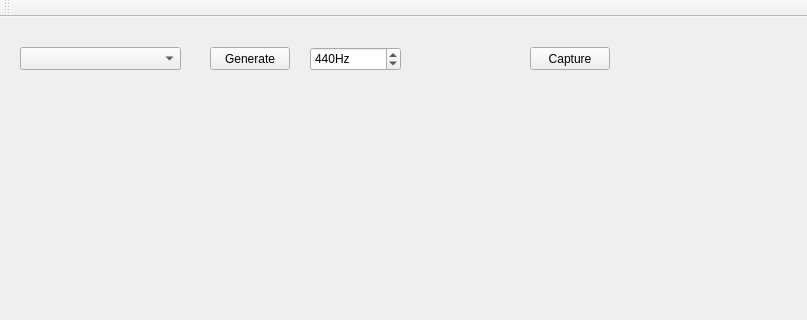
Old version of the form mainwindow.ui in the repository polovik/asa; both pictures show x 0 to 807 and y 0 to 320 of the 807 by 490 pixel window.
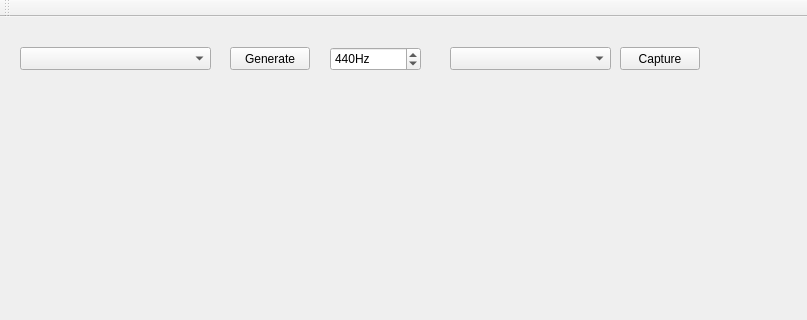
New version of the form. Custom widgets are drawn as their Qt base class.

Commit message: Enumerate audio input devices.

What changed in the file:
```diff
--- a/mainwindow.ui
+++ b/mainwindow.ui
@@ -17,7 +17,7 @@
    <widget class="QPushButton" name="buttonGenerate">
     <property name="geometry">
      <rect>
-      <x>210</x>
+      <x>230</x>
       <y>30</y>
       <width>80</width>
       <height>23</height>
@@ -43,7 +43,7 @@
    <widget class="QPushButton" name="buttonCupture">
     <property name="geometry">
      <rect>
-      <x>530</x>
+      <x>620</x>
       <y>30</y>
       <width>80</width>
       <height>23</height>
@@ -59,7 +59,7 @@
    <widget class="QSpinBox" name="boxFrequency">
     <property name="geometry">
      <rect>
-      <x>310</x>
+      <x>330</x>
       <y>30</y>
       <width>91</width>
       <height>24</height>
@@ -85,6 +85,16 @@
     <property name="geometry">
      <rect>
       <x>20</x>
+      <y>30</y>
+      <width>191</width>
+      <height>23</height>
+     </rect>
+    </property>
+   </widget>
+   <widget class="QComboBox" name="boxAudioInputDevice">
+    <property name="geometry">
+     <rect>
+      <x>450</x>
       <y>30</y>
       <width>161</width>
       <height>23</height>
```
The commit also changes 4 other files.
